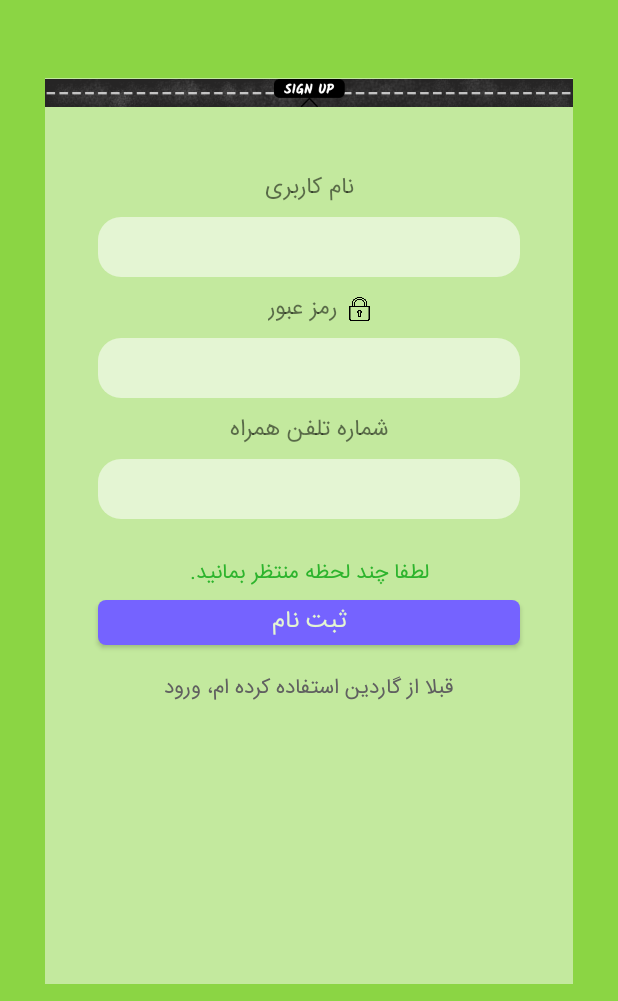
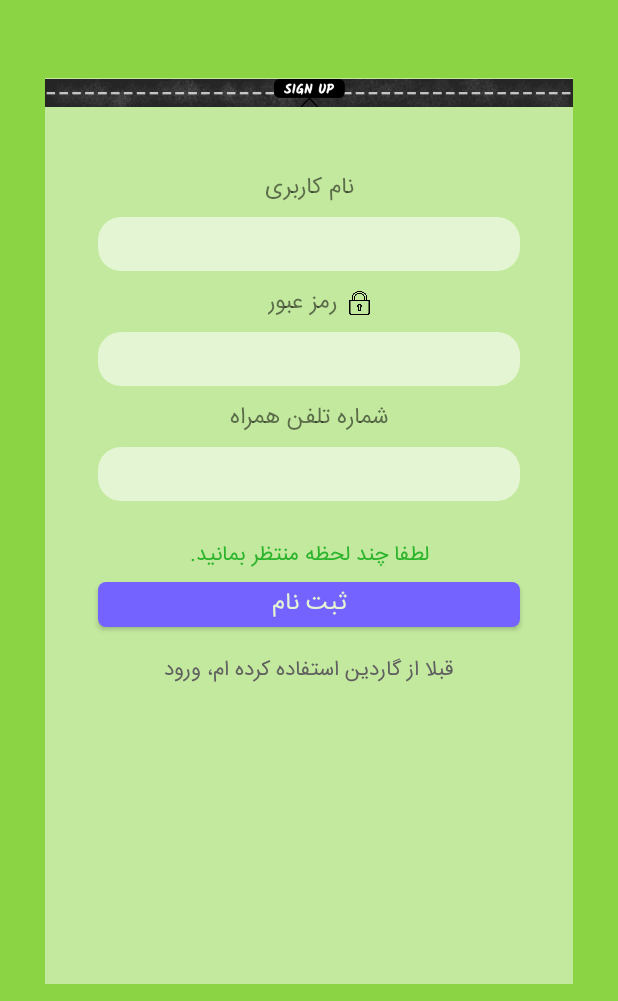
Before and after one commit to GuardianAppProject/Guardian-Application, an Android app: the screen it shows after launch (SignUp), on a phone screen of 412 x 824 dp, the part 235-1236 px from its top. Run offline under Robolectric (Android 15) with nearby library versions, the phone set to English and light mode, and no system bars; 1 statement that could not run was skipped.

Commit message:
some changes at UI

```diff
--- a/app/src/main/res/layout/activity_main2.xml
+++ b/app/src/main/res/layout/activity_main2.xml
@@ -81,7 +81,7 @@
 
 
                     <FrameLayout
-                        android:layout_width="168dp"
+                        android:layout_width="164dp"
                         android:layout_height="41dp"
                         android:layout_gravity="right"
                         android:layout_marginEnd="8dp"
@@ -110,7 +110,7 @@
                 </FrameLayout>
 
                 <FrameLayout
-                    android:layout_width="168dp"
+                    android:layout_width="164dp"
                     android:layout_height="227dp"
                     android:layout_gravity="right"
                     android:layout_marginEnd="8dp"
@@ -199,7 +199,7 @@
                             android:orientation="horizontal"
                             android:layout_weight="1"
                             android:paddingTop="0dp"
-                            android:paddingLeft="17dp"
+                            android:paddingLeft="14dp"
                             android:paddingRight="7dp">
 
 <!--                            <ImageView-->
--- a/app/src/main/res/layout/activity_sign_up.xml
+++ b/app/src/main/res/layout/activity_sign_up.xml
@@ -77,7 +77,7 @@
                 <EditText
                     android:id="@+id/username"
                     android:layout_width="match_parent"
-                    android:layout_height="40dp"
+                    android:layout_height="36dp"
                     android:layout_marginLeft="35dp"
                     android:layout_marginTop="5dp"
                     android:layout_marginRight="35dp"
@@ -124,7 +124,7 @@
                     android:inputType="textPassword"
                     android:id="@+id/password"
                     android:layout_width="match_parent"
-                    android:layout_height="40dp"
+                    android:layout_height="36dp"
                     android:layout_marginLeft="35dp"
                     android:layout_marginTop="5dp"
                     android:layout_marginRight="35dp"
@@ -148,7 +148,7 @@
                     android:inputType="phone"
                     android:id="@+id/phoneNum"
                     android:layout_width="match_parent"
-                    android:layout_height="40dp"
+                    android:layout_height="36dp"
                     android:layout_marginLeft="35dp"
                     android:layout_marginTop="5dp"
                     android:layout_marginRight="35dp"
```
